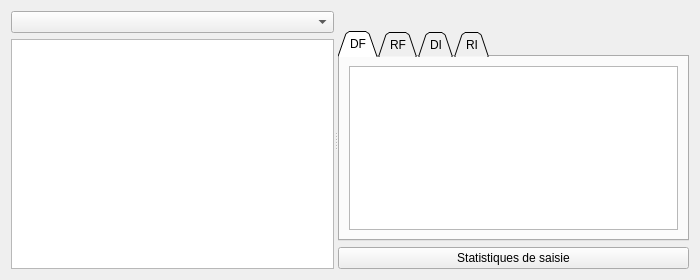
Old version of the form formeditaudit.ui in the repository GiPiLab/ProtonClassicSuite.
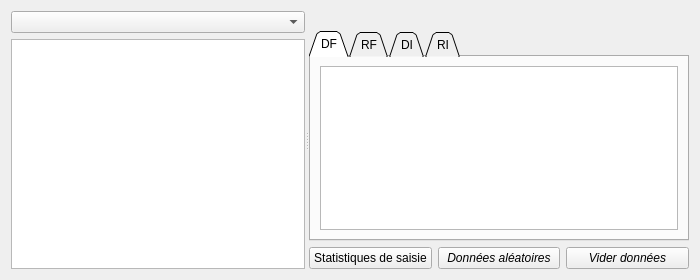
New version of the form.

Patch:
```diff
--- a/formeditaudit.ui
+++ b/formeditaudit.ui
@@ -195,6 +195,30 @@
            </property>
           </widget>
          </item>
+         <item>
+          <widget class="QPushButton" name="randomDataButton">
+           <property name="font">
+            <font>
+             <italic>true</italic>
+            </font>
+           </property>
+           <property name="text">
+            <string>Données aléatoires</string>
+           </property>
+          </widget>
+         </item>
+         <item>
+          <widget class="QPushButton" name="clearDataButton">
+           <property name="font">
+            <font>
+             <italic>true</italic>
+            </font>
+           </property>
+           <property name="text">
+            <string>Vider données</string>
+           </property>
+          </widget>
+         </item>
         </layout>
        </item>
       </layout>
```
